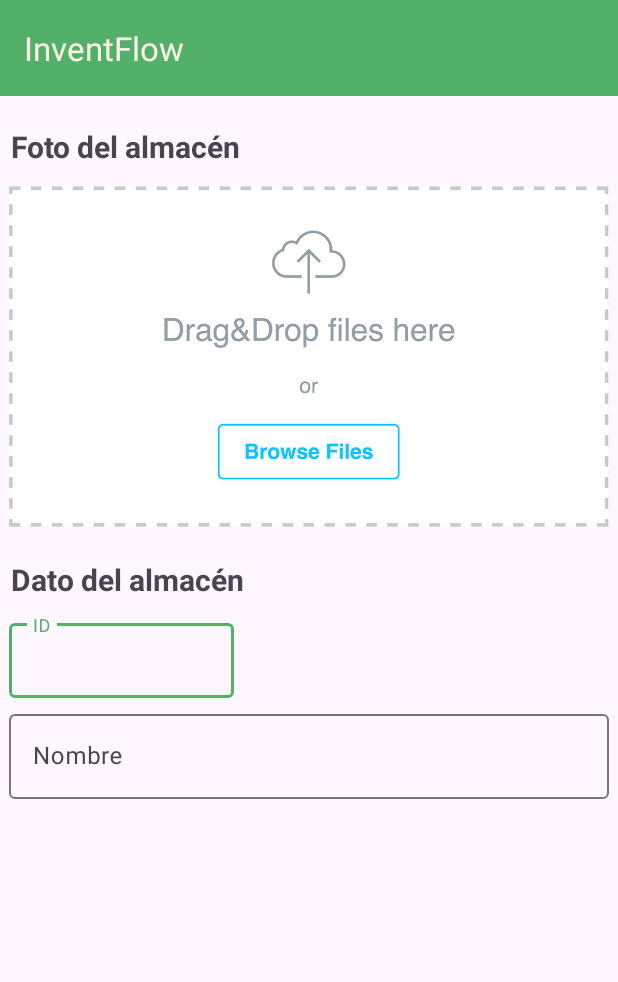
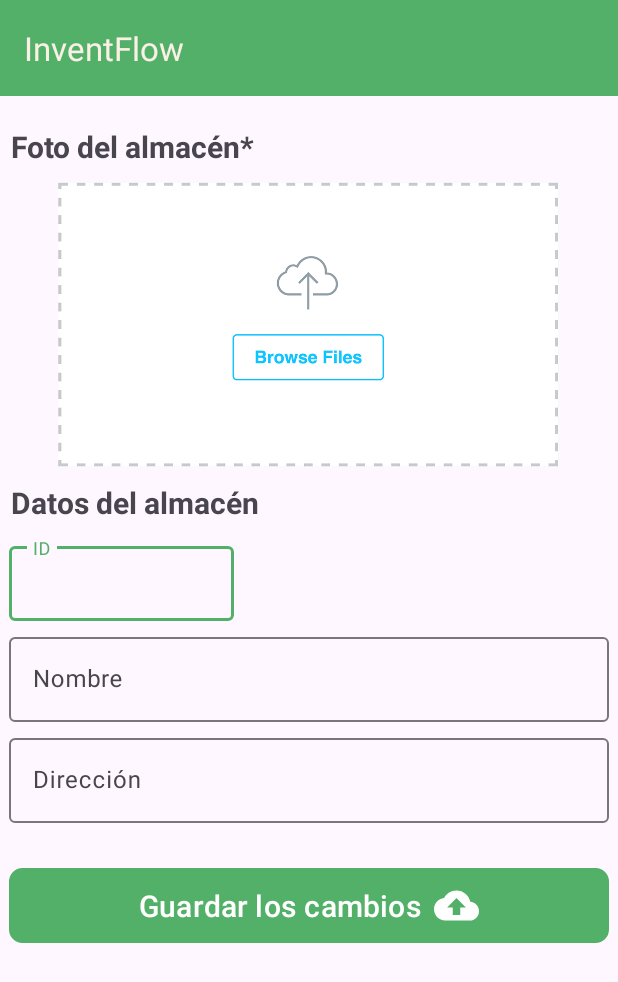
Before and after one commit to haojieli9/App-gestion-almacen, an Android app: the ActivityAlmacen screen opened directly, with no data from a screen before it, after a tap on "Proyecto Multimedia", on a phone screen of 412 x 824 dp. Shown: the top 982 px of the screen. Run offline under Robolectric (Android 15) with nearby library versions, the phone set to English and light mode, and no system bars.

Commit message:
Diseño almacen

```diff
--- a/app/src/main/java/com/li/almacen/apartamentos/ActivityAlmacen.kt
+++ b/app/src/main/java/com/li/almacen/apartamentos/ActivityAlmacen.kt
@@ -30,6 +30,15 @@ class ActivityAlmacen : AppCompatActivity() {
             startActivity(intent)
         }
 
+        val cantidadAlmacen = listaAlmacen.size
+        binding.tvCantAlm.text = cantidadAlmacen.toString()
+
+        val totalArticulo = listaArticulo.size
+        binding.tvUnitArt.text = totalArticulo.toString() + " units"
+
+        val totalValue = listaArticulo.sumOf { it.precio.toDouble() }.toFloat()
+        binding.tvValor.text = totalValue.toString() + "€"
+
     }
 
     override fun onCreateOptionsMenu(menu: Menu?): Boolean {
--- a/app/src/main/java/com/li/almacen/formularios/FormAlmacen.kt
+++ b/app/src/main/java/com/li/almacen/formularios/FormAlmacen.kt
@@ -2,8 +2,11 @@ package com.li.almacen.formularios
 
 import androidx.appcompat.app.AppCompatActivity
 import android.os.Bundle
-import com.li.almacen.R
 import com.li.almacen.databinding.ActivityFormAlmacenBinding
+import com.li.almacen.kt.Almacenes
+import com.li.almacen.kt.CustomAdapter
+import com.li.almacen.kt.CustomArticulo
+import com.li.almacen.kt.listaAlmacen
 
 class FormAlmacen : AppCompatActivity() {
     private lateinit var binding: ActivityFormAlmacenBinding
@@ -13,5 +16,17 @@ class FormAlmacen : AppCompatActivity() {
         setContentView(binding.root)
 
         setSupportActionBar(binding.toolbar)
+
+        val adaptador = CustomAdapter(listaAlmacen)
+
+
+        binding.btGuardar.setOnClickListener {
+            val tfID = binding.tfID
+            val tfNombre = binding.tfNombre
+            val tfDir = binding.tfDir
+                listaAlmacen.add(Almacenes(tfID.text.toString(), tfNombre.text.toString(), tfDir.text.toString()))
+            adaptador.notifyDataSetChanged()
+            finish()
+        }
     }
 }
--- /dev/null
+++ b/app/src/main/res/drawable/img_save.xml
@@ -0,0 +1,5 @@
+<vector android:height="24dp" android:tint="#FFFFFF"
+    android:viewportHeight="24" android:viewportWidth="24"
+    android:width="24dp" xmlns:android="http://schemas.android.com/apk/res/android">
+    <path android:fillColor="@android:color/white" android:pathData="M19.35,10.04C18.67,6.59 15.64,4 12,4 9.11,4 6.6,5.64 5.35,8.04 2.34,8.36 0,10.91 0,14c0,3.31 2.69,6 6,6h13c2.76,0 5,-2.24 5,-5 0,-2.64 -2.05,-4.78 -4.65,-4.96zM14,13v4h-4v-4H7l5,-5 5,5h-3z"/>
+</vector>
--- a/app/src/main/res/layout/activity_form_almacen.xml
+++ b/app/src/main/res/layout/activity_form_almacen.xml
@@ -23,23 +23,23 @@
     <TextView
         android:layout_width="wrap_content"
         android:layout_height="wrap_content"
-        android:text="Foto del almacén"
+        android:text="Foto del almacén*"
         android:layout_marginTop="20dp"
         android:layout_marginLeft="7dp"
         android:textSize="20sp"
         android:textStyle="bold"/>
 
     <ImageView
-        android:layout_width="400dp"
-        android:layout_height="250dp"
-        android:layout_marginTop="1dp"
+        android:layout_width="350dp"
+        android:layout_height="190dp"
+        android:layout_marginTop="10dp"
         android:layout_gravity="center"
         android:src="@drawable/png_file"/>
 
     <TextView
         android:layout_width="wrap_content"
         android:layout_height="wrap_content"
-        android:text="Dato del almacén"
+        android:text="Datos del almacén"
         android:layout_marginTop="10dp"
         android:layout_marginLeft="7dp"
         android:textSize="20sp"
@@ -77,4 +77,33 @@
             />
 
     </com.google.android.material.textfield.TextInputLayout>
+
+    <com.google.android.material.textfield.TextInputLayout
+        android:id="@+id/nombreTextInputLayout2"
+        android:layout_width="400dp"
+        android:layout_height="wrap_content"
+        android:layout_gravity="center_horizontal"
+        android:layout_marginTop="5dp"
+        android:hint="Dirección" >
+
+        <com.google.android.material.textfield.TextInputEditText
+            android:id="@+id/tfDir"
+            android:layout_width="match_parent"
+            android:layout_height="wrap_content"
+            />
+
+    </com.google.android.material.textfield.TextInputLayout>
+
+    <com.google.android.material.button.MaterialButton
+        android:layout_width="400dp"
+        android:layout_height="wrap_content"
+        android:id="@+id/btGuardar"
+        android:layout_marginTop="30dp"
+        android:layout_gravity="center_horizontal"
+        android:text="Guardar los cambios"
+        android:background="@drawable/custom_border"
+        app:icon="@drawable/img_save"
+        android:textSize="20sp"
+        app:iconSize="30sp"
+        app:iconGravity="textEnd"/>
 </LinearLayout>
--- a/app/src/main/res/values/colors.xml
+++ b/app/src/main/res/values/colors.xml
@@ -11,4 +11,8 @@
 
     <color name="transparent">#00000000</color>
     <color name="gray">#808080</color>
+
+    <color name="custom_verde1">#1BCEB8</color>
+    <color name="custom_verde2">#09ADB5</color>
+    <color name="custom_verde3">#0DBFBA</color>
 </resources>
```
Also changed, not shown: app/src/main/res/layout/activity_almacen.xml (+5 -4 lines), app/src/main/res/layout/viewholder_almacen.xml (+3 -7 lines), app/src/main/res/drawable/png_file.png.
